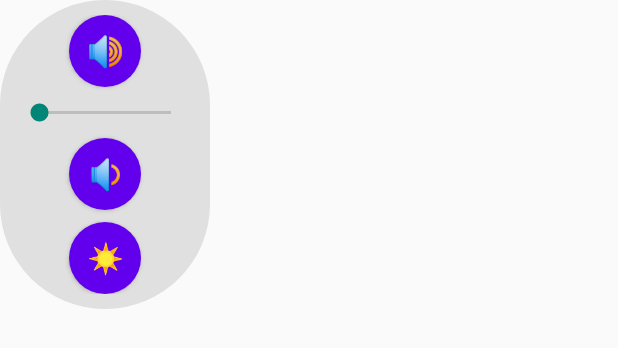
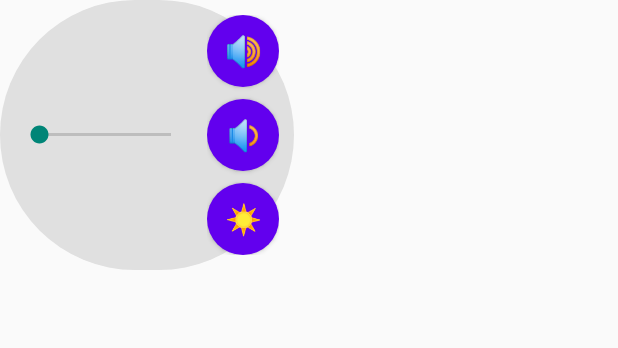
Before and after one commit to Alex16oz/Widgetku, an Android app built with Jetpack Compose: the layout floating_volume_widget.xml on its own in the app's theme, with its tools: preview values and no code run, on a phone screen of 412 x 824 dp. Shown: the top 348 px of the screen. Run offline under Robolectric (Android 15) with nearby library versions, the phone set to English and light mode, and no system bars.

Commit message:
v11 widget 2 done

```diff
--- a/app/src/main/res/layout/floating_volume_widget.xml
+++ b/app/src/main/res/layout/floating_volume_widget.xml
@@ -7,9 +7,21 @@
     <LinearLayout
         android:layout_width="wrap_content"
         android:layout_height="wrap_content"
+        android:orientation="horizontal"
+        android:gravity="center_vertical"
+        android:padding="10dp">
+
+        <SeekBar
+            android:id="@+id/volume_seekbar"
+            android:layout_width="120dp"
+            android:layout_height="wrap_content"
+            android:layout_marginEnd="8dp" />
+
+        <LinearLayout
+            android:layout_width="wrap_content"
+            android:layout_height="wrap_content"
             android:orientation="vertical"
-        android:gravity="center"
-        android:padding="10dp">
+            android:gravity="center">
 
             <Button
                 android:id="@+id/floating_volume_up_button"
@@ -20,17 +32,11 @@
                 android:textSize="20sp"
                 android:textColor="@android:color/white" />
 
-        <SeekBar
-            android:id="@+id/volume_seekbar"
-            android:layout_width="120dp"
-            android:layout_height="wrap_content"
-            android:layout_marginTop="8dp"
-            android:layout_marginBottom="8dp" />
-
             <Button
                 android:id="@+id/floating_volume_down_button"
                 android:layout_width="48dp"
                 android:layout_height="48dp"
+                android:layout_marginTop="8dp"
                 android:background="@drawable/round_button"
                 android:text="🔉"
                 android:textSize="20sp"
@@ -45,6 +51,7 @@
                 android:text="☀️"
                 android:textSize="20sp"
                 android:textColor="@android:color/white" />
+        </LinearLayout>
 
     </LinearLayout>
 </FrameLayout>
```
Lines whose indentation alone changed are shown as unchanged.
